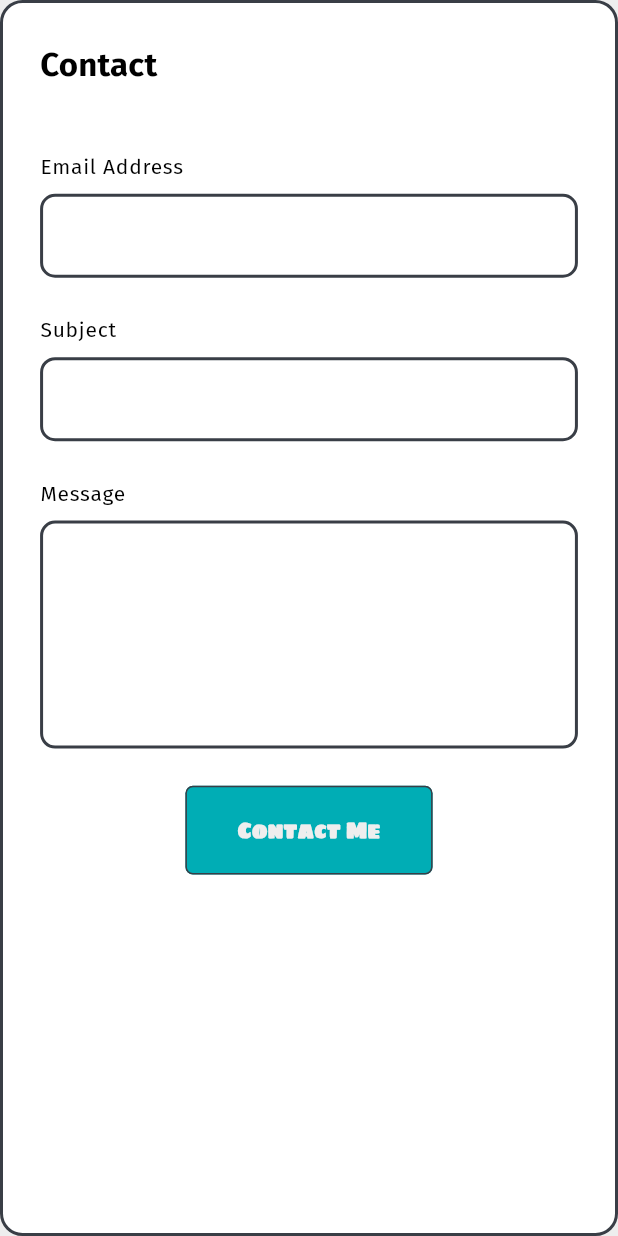
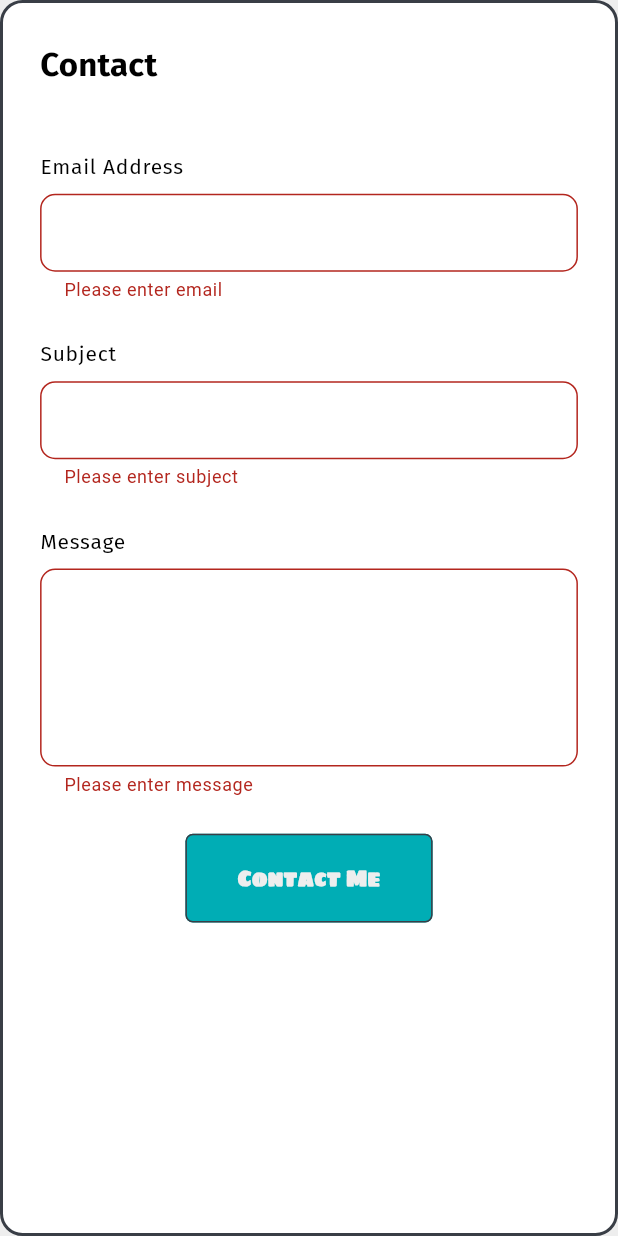
Before and after one commit to ahmed-gamal517/my_portfolio, a Flutter app: the ContactSectionViewBody widget shown alone on an empty page, opened directly, after a tap on "Contact Me", on a phone screen of 412 x 824 dp. Run offline on Flutter 3.47's test engine with Material 3 defaults, Android fonts, the phone set to English and light mode, and no system bars; drawn by our look-alikes of auto_size_text; our stand-ins replace bloc, carousel_slider, flutter_bloc, flutter_svg, go_router, smooth_page_indicator and 1 more; statements that could not run were skipped; project files that could hold a hidden picture were left out.

Commit message:
added contact me logic

```diff
--- /dev/null
+++ b/lib/features/home/presentation/widgets/contact_section/contact_section_form.dart
@@ -0,0 +1,81 @@
+import 'package:auto_size_text/auto_size_text.dart';
+import 'package:flutter/material.dart';
+import 'package:flutter_bloc/flutter_bloc.dart';
+import 'package:my_portofolio/core/constants/app_strings.dart';
+import 'package:my_portofolio/features/home/presentation/view_model/app_cubit/app_cubit.dart';
+import 'package:my_portofolio/features/home/presentation/widgets/contact_section/custom_contact_section_button.dart';
+import 'package:my_portofolio/features/home/presentation/widgets/contact_section/custom_contact_section_text_field.dart';
+
+class ContactSectionForm extends StatelessWidget {
+  const ContactSectionForm({super.key});
+
+  @override
+  Widget build(BuildContext context) {
+    return Form(
+      key: BlocProvider.of<AppCubit>(context).formKey,
+      child: Column(
+        crossAxisAlignment: CrossAxisAlignment.start,
+        children: [
+          AutoSizeText(
+            AppStrings.email,
+            style: Theme.of(context).textTheme.labelSmall,
+            maxFontSize: 20,
+            minFontSize: 14,
+          ),
+          SizedBox(height: MediaQuery.of(context).size.height * 0.01),
+          CustomContactSectionTextField(
+            validator: (p0) {
+              if (p0 == null || p0.isEmpty || !p0.contains('@')) {
+                return 'Please enter email';
+              }
+              return null;
+            },
+          ),
+          SizedBox(height: MediaQuery.of(context).size.height * 0.03),
+          AutoSizeText(
+            AppStrings.subject,
+            style: Theme.of(context).textTheme.labelSmall,
+            maxFontSize: 20,
+            minFontSize: 14,
+          ),
+          SizedBox(height: MediaQuery.of(context).size.height * 0.01),
+          CustomContactSectionTextField(
+            validator: (p0) {
+              if (p0 == null || p0.isEmpty) {
+                return 'Please enter subject';
+              }
+              return null;
+            },
+          ),
+          SizedBox(height: MediaQuery.of(context).size.height * 0.03),
+          AutoSizeText(
+            AppStrings.message,
+            style: Theme.of(context).textTheme.labelSmall,
+            maxFontSize: 20,
+            minFontSize: 14,
+          ),
+          SizedBox(height: MediaQuery.of(context).size.height * 0.01),
+          CustomContactSectionTextField(
+            maxLines: 5,
+            validator: (p0) {
+              if (p0 == null || p0.isEmpty) {
+                return 'Please enter message';
+              }
+              return null;
+            },
+          ),
+          SizedBox(height: MediaQuery.of(context).size.height * 0.03),
+          CustomContactSectionButton(
+            onPressed: () {
+              if (BlocProvider.of<AppCubit>(
+                context,
+              ).formKey.currentState!.validate()) {
+                BlocProvider.of<AppCubit>(context).sendEmail();
+              }
+            },
+          ),
+        ],
+      ),
+    );
+  }
+}
--- a/lib/features/home/presentation/widgets/contact_section/contact_section_view_body.dart
+++ b/lib/features/home/presentation/widgets/contact_section/contact_section_view_body.dart
@@ -1,21 +1,27 @@
 import 'package:auto_size_text/auto_size_text.dart';
 import 'package:flutter/material.dart';
 import 'package:my_portofolio/core/constants/app_strings.dart';
-import 'package:my_portofolio/features/home/presentation/widgets/contact_section/custom_contact_section_button.dart';
-import 'package:my_portofolio/features/home/presentation/widgets/contact_section/custom_contact_section_text_field.dart';
+import 'package:my_portofolio/features/home/presentation/widgets/contact_section/contact_section_form.dart';
 import 'package:my_portofolio/features/home/presentation/widgets/custom_container.dart';
 
 class ContactSectionViewBody extends StatelessWidget {
-  const ContactSectionViewBody({super.key, this.height});
+  const ContactSectionViewBody({
+    super.key,
+    this.height,
+    this.shrinkWrap = false,
+    this.physics = const BouncingScrollPhysics(),
+  });
   final double? height;
+  final bool shrinkWrap;
+  final ScrollPhysics? physics;
   @override
   Widget build(BuildContext context) {
     return CustomContainer(
       height: height,
       padding: EdgeInsets.all(MediaQuery.of(context).size.height * 0.03),
       child: CustomScrollView(
-        physics: const BouncingScrollPhysics(),
-
+        physics: physics,
+        shrinkWrap: shrinkWrap,
         slivers: [
           SliverToBoxAdapter(
             child: AutoSizeText(
@@ -28,54 +34,7 @@ class ContactSectionViewBody extends StatelessWidget {
           SliverToBoxAdapter(
             child: SizedBox(height: MediaQuery.of(context).size.height * 0.05),
           ),
-          SliverToBoxAdapter(
-            child: AutoSizeText(
-              AppStrings.email,
-              style: Theme.of(context).textTheme.labelSmall,
-              maxFontSize: 20,
-              minFontSize: 14,
-            ),
-          ),
-          SliverToBoxAdapter(
-            child: SizedBox(height: MediaQuery.of(context).size.height * 0.01),
-          ),
-          const SliverToBoxAdapter(child: CustomContactSectionTextField()),
-          SliverToBoxAdapter(
-            child: SizedBox(height: MediaQuery.of(context).size.height * 0.03),
-          ),
-          SliverToBoxAdapter(
-            child: AutoSizeText(
-              AppStrings.subject,
-              style: Theme.of(context).textTheme.labelSmall,
-              maxFontSize: 20,
-              minFontSize: 14,
-            ),
-          ),
-          SliverToBoxAdapter(
-            child: SizedBox(height: MediaQuery.of(context).size.height * 0.01),
-          ),
-          const SliverToBoxAdapter(child: CustomContactSectionTextField()),
-          SliverToBoxAdapter(
-            child: SizedBox(height: MediaQuery.of(context).size.height * 0.03),
-          ),
-          SliverToBoxAdapter(
-            child: AutoSizeText(
-              AppStrings.message,
-              style: Theme.of(context).textTheme.labelSmall,
-              maxFontSize: 20,
-              minFontSize: 14,
-            ),
-          ),
-          SliverToBoxAdapter(
-            child: SizedBox(height: MediaQuery.of(context).size.height * 0.01),
-          ),
-          const SliverToBoxAdapter(
-            child: CustomContactSectionTextField(maxLines: 5),
-          ),
-          SliverToBoxAdapter(
-            child: SizedBox(height: MediaQuery.of(context).size.height * 0.03),
-          ),
-          const CustomContactSectionButton(),
+          const SliverToBoxAdapter(child: ContactSectionForm()),
         ],
       ),
     );
--- a/lib/features/home/presentation/widgets/contact_section/custom_contact_section_button.dart
+++ b/lib/features/home/presentation/widgets/contact_section/custom_contact_section_button.dart
@@ -4,12 +4,11 @@ import 'package:my_portofolio/core/utils/size_config/size_config.dart';
 import 'package:my_portofolio/features/home/presentation/widgets/profile_info_section/custom_profile_info_button.dart';
 
 class CustomContactSectionButton extends StatelessWidget {
-  const CustomContactSectionButton({super.key});
-
+  const CustomContactSectionButton({super.key, this.onPressed});
+  final void Function()? onPressed;
   @override
   Widget build(BuildContext context) {
-    return SliverToBoxAdapter(
-      child: Row(
+    return Row(
       mainAxisAlignment: MainAxisAlignment.center,
       children: [
         SizedBox(
@@ -18,12 +17,11 @@ class CustomContactSectionButton extends StatelessWidget {
                   ? MediaQuery.of(context).size.width * 0.4
                   : MediaQuery.of(context).size.width * 0.2,
           child: CustomProfileInfoButton(
-              onPressed: () {},
+            onPressed: onPressed,
             btnText: AppStrings.contactMe,
           ),
         ),
       ],
-      ),
     );
   }
 }
--- a/lib/features/home/presentation/widgets/contact_section/custom_contact_section_text_field.dart
+++ b/lib/features/home/presentation/widgets/contact_section/custom_contact_section_text_field.dart
@@ -1,12 +1,19 @@
 import 'package:flutter/material.dart';
 
 class CustomContactSectionTextField extends StatelessWidget {
-  const CustomContactSectionTextField({super.key, this.maxLines = 1});
+  const CustomContactSectionTextField({
+    super.key,
+    this.maxLines = 1,
+    this.validator,
+  });
   final int maxLines;
+  final String? Function(String?)? validator;
   @override
   Widget build(BuildContext context) {
-    return TextField(
+    return TextFormField(
+      validator: validator,
       maxLines: maxLines,
+      style: Theme.of(context).textTheme.bodyMedium,
       decoration: InputDecoration(
         border: OutlineInputBorder(
           borderRadius: BorderRadius.circular(10),
--- a/lib/features/home/presentation/widgets/mobile_home_screen/home_screen_mobile_view_body.dart
+++ b/lib/features/home/presentation/widgets/mobile_home_screen/home_screen_mobile_view_body.dart
@@ -63,11 +63,12 @@ class HomeScreenMobileViewBody extends StatelessWidget {
           SliverToBoxAdapter(
             child: SizedBox(height: MediaQuery.of(context).size.height * 0.05),
           ),
-          SliverToBoxAdapter(
+          const SliverToBoxAdapter(
             child: SlideInWidget(
               direction: SlideDirection.bottom,
               child: ContactSectionView(
-                height: MediaQuery.of(context).size.height * 0.8,
+                shrinkWrap: true,
+                physics: NeverScrollableScrollPhysics(),
               ),
             ),
           ),
```
Also changed, not shown: lib/features/home/presentation/view_model/app_cubit/app_cubit.dart (+34 -0 lines), lib/features/home/presentation/widgets/contact_section/contact_section_view.dart (+13 -2 lines). Lines whose indentation alone changed are shown as unchanged.
